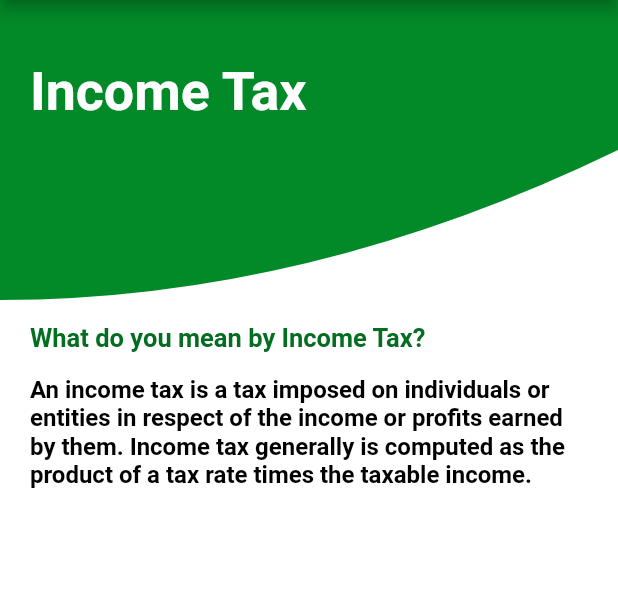
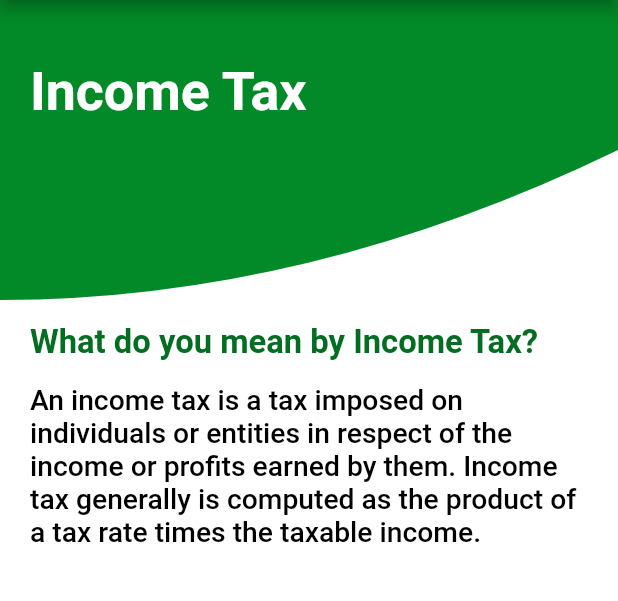
Before and after one commit to Earthknight/OP-Taxes, a Flutter app: the TaxDeflong screen opened directly, on a phone screen of 412 x 824 dp, the part 90-691 px from its top. Run offline on Flutter 3.47's test engine with Material 2 defaults, Android fonts, the light colour scheme and no system bars; our stand-ins replace expandable, sqflite; missing offline and left inert: country_pickers; accounts and stored records are empty; Roboto replaces fonts that are missing (Georgia).

Commit message:
Replaced Textwidget and did few connections

```diff
--- a/lib/widgets/fl_widget.dart
+++ b/lib/widgets/fl_widget.dart
@@ -1,6 +1,6 @@
 import 'package:flutter/material.dart';
 import 'package:taxes/helpers/que_ans.dart';
-import 'mytext.dart';
+import 'TextWidget.dart';
 
 class LongTerm_W {
   Widget LongQuestion(){
@@ -8,7 +8,13 @@
       alignment: Alignment.topLeft,
       padding: const EdgeInsets.only(left: 10,right:10,top: 15),
       margin: const EdgeInsets.only(left: 10,right: 10),
-      child: MyText_lalu(QuesAns().questions, 17, const Color(0xff036D21), '', FontWeight.bold),
+      child:  MyText(
+        text: QuesAns().questions,
+        fontColor:const Color(0xff036D21),
+        fontWeight:FontWeight.bold,
+        size: 6,
+        lines: 5,
+      ),
     );
   }
   Widget LongAnswer(){
@@ -16,7 +22,13 @@
       alignment: Alignment.topLeft,
       padding: const EdgeInsets.only(left: 10,right:10,top: 15),
       margin: const EdgeInsets.only(left: 10,right: 10),
-      child: MyText_lalu(QuesAns().answers, 16,Colors.black, '', FontWeight.w600)
+      child: MyText(
+        text: QuesAns().answers,
+        fontColor:Colors.black,
+        fontWeight: FontWeight.w500,
+        size: 3,
+        lines: 20,
+      ),
     );
   }
 }
--- a/lib/widgets/mytext.dart
+++ /dev/null
@@ -1,25 +0,0 @@
-import 'dart:ui';
-import 'package:flutter/cupertino.dart';
-import 'package:flutter/material.dart';
-import 'package:flutter/widgets.dart';
-
-
-Text MyText_lalu(var text,[double? fontSize, Color? fontColor = Colors.white, String ?fontFamily = "Georgia", FontWeight ? fontWeight]) {
-
-  return Text(
-    text.toString(),
-    style: TextStyle(
-        fontSize: fontSize,
-        color: fontColor,
-        fontFamily: fontFamily,
-        fontWeight: fontWeight,
-        decoration: TextDecoration.none
-    ),
-  );
-}
-
-// Widget Positioned2(){
-//   return Positioned(child: Text(''),
-//
-//   );
-//}
```
Also changed, not shown: lib/widgets/st_widget.dart (+15 -3 lines).
